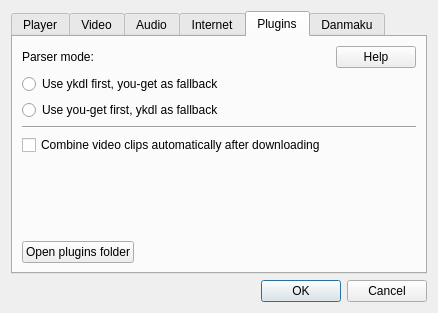
The window that src/settingsdialog.ui (coslyk/moonplayer) describes before a commit, drawn with Qt 5.
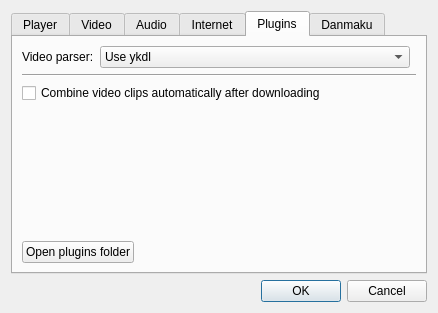
The same window after the commit. The open tabs and pages were chosen to show the change.

Commit message: Add simulating web page loading parser

The edit to the form file:
```diff
--- a/src/settingsdialog.ui
+++ b/src/settingsdialog.ui
@@ -296,35 +296,7 @@
        <string>Plugins</string>
       </attribute>
       <layout class="QGridLayout" name="gridLayout">
-       <item row="0" column="3">
-        <widget class="QPushButton" name="parserHelpButton">
-         <property name="text">
-          <string>Help</string>
-         </property>
-        </widget>
-       </item>
-       <item row="1" column="0" colspan="4">
-        <widget class="QRadioButton" name="ykdlButton">
-         <property name="text">
-          <string>Use ykdl first, you-get as fallback</string>
-         </property>
-        </widget>
-       </item>
-       <item row="5" column="0" colspan="4">
-        <widget class="QCheckBox" name="combineCheckBox">
-         <property name="text">
-          <string>Combine video clips automatically after downloading</string>
-         </property>
-        </widget>
-       </item>
-       <item row="7" column="0" colspan="2">
-        <widget class="QPushButton" name="viewPluginsButton">
-         <property name="text">
-          <string>Open plugins folder</string>
-         </property>
-        </widget>
-       </item>
-       <item row="7" column="2">
+       <item row="5" column="2">
         <spacer name="horizontalSpacer">
          <property name="orientation">
           <enum>Qt::Horizontal</enum>
@@ -337,21 +309,28 @@
          </property>
         </spacer>
        </item>
-       <item row="0" column="0" colspan="2">
-        <widget class="QLabel" name="label_4">
-         <property name="text">
-          <string>Parser mode:</string>
-         </property>
-        </widget>
-       </item>
-       <item row="4" column="0" colspan="4">
+       <item row="2" column="0" colspan="4">
         <widget class="Line" name="line">
          <property name="orientation">
           <enum>Qt::Horizontal</enum>
          </property>
         </widget>
        </item>
-       <item row="6" column="0" colspan="2">
+       <item row="3" column="0" colspan="4">
+        <widget class="QCheckBox" name="combineCheckBox">
+         <property name="text">
+          <string>Combine video clips automatically after downloading</string>
+         </property>
+        </widget>
+       </item>
+       <item row="5" column="0" colspan="2">
+        <widget class="QPushButton" name="viewPluginsButton">
+         <property name="text">
+          <string>Open plugins folder</string>
+         </property>
+        </widget>
+       </item>
+       <item row="4" column="0" colspan="2">
         <spacer name="verticalSpacer">
          <property name="orientation">
           <enum>Qt::Vertical</enum>
@@ -364,13 +343,32 @@
          </property>
         </spacer>
        </item>
-       <item row="3" column="0" colspan="4">
-        <widget class="QRadioButton" name="yougetButton">
+       <item row="0" column="0">
+        <widget class="QLabel" name="label_4">
          <property name="text">
-          <string>Use you-get first, ykdl as fallback</string>
+          <string>Video parser:</string>
          </property>
         </widget>
        </item>
+       <item row="0" column="1" colspan="2">
+        <widget class="QComboBox" name="parserComboBox">
+         <item>
+          <property name="text">
+           <string>Use ykdl</string>
+          </property>
+         </item>
+         <item>
+          <property name="text">
+           <string>Use you-get</string>
+          </property>
+         </item>
+         <item>
+          <property name="text">
+           <string>Simulate web page loading</string>
+          </property>
+         </item>
+        </widget>
+       </item>
       </layout>
      </widget>
      <widget class="QWidget" name="danmakuTab">
```
Left out of the diff: 3 changed lines with no effect on the pictures. The commit also changes 12 other files.
